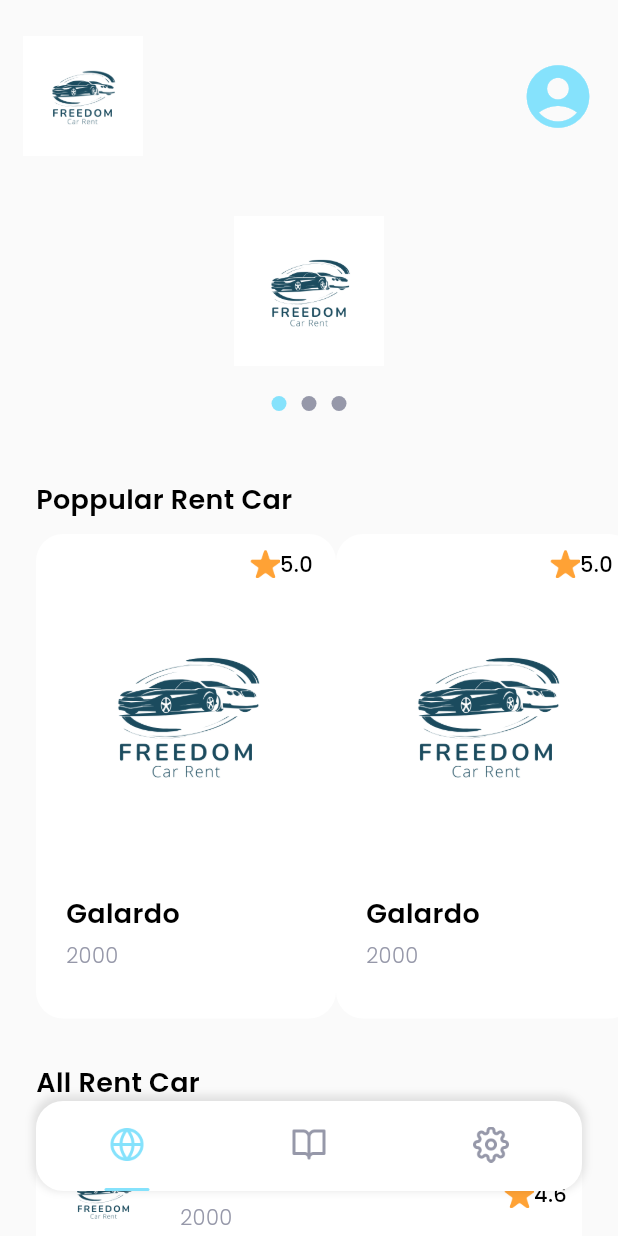
After one commit to dimasnoufal/Freedom-Rent-Car, a Flutter app: the MainPage screen opened by its route, on a phone screen of 412 x 824 dp. The commit adds this screen. Run offline on Flutter 3.47's test engine with Material 3 defaults, Android fonts, the phone set to English and light mode, and no system bars; drawn by our look-alikes of carousel_slider; our stand-ins replace google_fonts, shared_preferences; accounts and stored records are empty.

Commit message:
Add some feature

```diff
--- a/lib/ui/pages/forget_password_page.dart
+++ b/lib/ui/pages/forget_password_page.dart
@@ -76,6 +76,12 @@ class ForgetPasswordPage extends StatelessWidget {
               text: 'Perbarui Password',
               onPressed: () {
                 Navigator.pushNamed(context, '/login');
+                ScaffoldMessenger.of(context).showSnackBar(
+                  SnackBar(
+                    content: Text('Forget Password Berhasil'),
+                    behavior: SnackBarBehavior.floating,
+                  ),
+                );
               },
             ),
           ],
--- /dev/null
+++ b/lib/ui/pages/home_page.dart
@@ -0,0 +1,273 @@
+import 'package:carousel_slider/carousel_slider.dart';
+import 'package:flutter/material.dart';
+import 'package:freedom_rent_car_app/ui/widgets/rent_car_card.dart';
+import 'package:freedom_rent_car_app/ui/widgets/rent_car_tile.dart';
+import '../../shared/theme.dart';
+
+class HomePage extends StatefulWidget {
+  const HomePage({super.key});
+
+  @override
+  State<HomePage> createState() => _HomePageState();
+}
+
+class _HomePageState extends State<HomePage> {
+  int currentIndex = 0;
+  CarouselSliderController carouselController = CarouselSliderController();
+
+  @override
+  Widget build(BuildContext context) {
+    Widget HeaderImageAndProfile() {
+      return Container(
+        width: double.infinity,
+        margin: EdgeInsets.symmetric(
+          horizontal: 15,
+          vertical: defaultMargin,
+        ),
+        child: Row(
+          mainAxisAlignment: MainAxisAlignment.spaceBetween,
+          children: [
+            Container(
+              width: 80,
+              height: 80,
+              decoration: BoxDecoration(
+                image: const DecorationImage(
+                  image: AssetImage('assets/logo_no_bg.png'),
+                ),
+              ),
+            ),
+            Container(
+              child: Icon(
+                Icons.account_circle,
+                color: kPrimaryColor,
+                size: 50,
+              ),
+            )
+          ],
+        ),
+      );
+    }
+
+    Widget ImageSlider() {
+      Widget IndicatorOnboarding(index) {
+        return GestureDetector(
+          onTap: () {
+            carouselController
+                .animateToPage(index); // Pindah ke halaman carousel yang sesuai
+          },
+          child: Container(
+            margin: EdgeInsets.symmetric(
+              horizontal: 5,
+            ),
+            width: 10,
+            height: 10,
+            decoration: BoxDecoration(
+              shape: BoxShape.circle,
+              color: currentIndex == index ? kPrimaryColor : kGreyColor,
+            ),
+          ),
+        );
+      }
+
+      return Container(
+        width: double.infinity,
+        margin: EdgeInsets.symmetric(
+          vertical: 16,
+          horizontal: defaultMargin,
+        ),
+        child: Column(
+          children: [
+            CarouselSlider(
+              items: [
+                Image.asset(
+                  'assets/logo_no_bg.png',
+                  height: 100,
+                ),
+                Image.asset(
+                  'assets/logo_no_bg.png',
+                  height: 100,
+                ),
+                Image.asset(
+                  'assets/logo_no_bg.png',
+                  height: 100,
+                ),
+              ],
+              options: CarouselOptions(
+                height: 100,
+                autoPlay: true,
+                enableInfiniteScroll: true,
+                reverse: false,
+                viewportFraction: 1,
+                onPageChanged: (index, reason) {
+                  setState(() {
+                    currentIndex = index;
+                  });
+                },
+              ),
+              carouselController: carouselController,
+            ),
+            Container(
+              margin: EdgeInsets.only(top: 20),
+              child: Row(
+                mainAxisAlignment: MainAxisAlignment.center,
+                children: [
+                  IndicatorOnboarding(0),
+                  IndicatorOnboarding(1),
+                  IndicatorOnboarding(2),
+                ],
+              ),
+            ),
+          ],
+        ),
+      );
+    }
+
+    Widget ListCarRentBest() {
+      return Container(
+        margin: EdgeInsets.only(top: 30),
+        child: Container(
+          margin: EdgeInsets.only(
+            left: defaultMargin,
+          ),
+          child: Column(
+            crossAxisAlignment: CrossAxisAlignment.start,
+            children: [
+              Text(
+                'Poppular Rent Car',
+                style: blackTextStyle.copyWith(
+                  fontSize: 18,
+                  fontWeight: semiBold,
+                ),
+              ),
+              SingleChildScrollView(
+                scrollDirection: Axis.horizontal,
+                child: Row(
+                  children: [
+                    RentCarCard(
+                      name: 'Galardo',
+                      year: '2000',
+                      imageUrl: 'assets/logo_no_bg.png',
+                      rating: 5.0,
+                      onTap: () {},
+                    ),
+                    RentCarCard(
+                      name: 'Galardo',
+                      year: '2000',
+                      imageUrl: 'assets/logo_no_bg.png',
+                      rating: 5.0,
+                      onTap: () {},
+                    ),
+                    RentCarCard(
+                      name: 'Galardo',
+                      year: '2000',
+                      imageUrl: 'assets/logo_no_bg.png',
+                      rating: 5.0,
+                      onTap: () {},
+                    ),
+                  ],
+                ),
+              ),
+            ],
+          ),
+        ),
+      );
+    }
+
+    Widget ListCarRentAll() {
+      return Container(
+        margin: EdgeInsets.only(
+          top: 30,
+          left: defaultMargin,
+          right: defaultMargin,
+          bottom: 100,
+        ),
+        child: Column(
+          crossAxisAlignment: CrossAxisAlignment.start,
+          children: [
+            Text(
+              'All Rent Car',
+              style: blackTextStyle.copyWith(
+                fontSize: 18,
+                fontWeight: semiBold,
+              ),
+            ),
+            RentCarTile(
+              name: 'Avanza',
+              year: '2000',
+              imageUrl: 'assets/logo_no_bg.png',
+              rating: 4.6,
+              onTap: () {},
+            ),
+            RentCarTile(
+              name: 'Avanza',
+              year: '2000',
+              imageUrl: 'assets/logo_no_bg.png',
+              rating: 4.6,
+              onTap: () {},
+            ),
+            RentCarTile(
+              name: 'Avanza',
+              year: '2000',
+              imageUrl: 'assets/logo_no_bg.png',
+              rating: 4.6,
+              onTap: () {},
+            ),
+            RentCarTile(
+              name: 'Avanza',
+              year: '2000',
+              imageUrl: 'assets/logo_no_bg.png',
+              rating: 4.6,
+              onTap: () {},
+            ),
+            RentCarTile(
+              name: 'Avanza',
+              year: '2000',
+              imageUrl: 'assets/logo_no_bg.png',
+              rating: 4.6,
+              onTap: () {},
+            ),
+          ],
+        ),
+      );
+    }
+
+    return Scaffold(
+        backgroundColor: kBackgroundColor,
+        body: SafeArea(
+            child: ListView(
+          children: [
+            HeaderImageAndProfile(),
+            ImageSlider(),
+            ListCarRentBest(),
+            ListCarRentAll(),
+            Container(
+              width: double.infinity,
+              margin: EdgeInsets.fromLTRB(defaultMargin, 0, defaultMargin, 120),
+              child: TextButton(
+                style: TextButton.styleFrom(
+                  backgroundColor: kPrimaryColor,
+                  shape: RoundedRectangleBorder(
+                    borderRadius: BorderRadius.circular(12),
+                  ),
+                ),
+                onPressed: () {
+                  Navigator.pushNamed(context, '/login');
+                  ScaffoldMessenger.of(context).showSnackBar(
+                    SnackBar(
+                      content: Text('Logout Berhasil'),
+                      behavior: SnackBarBehavior.floating,
+                    ),
+                  );
+                },
+                child: Text(
+                  'Logout',
+                  style: whiteTextStyle.copyWith(
+                    fontSize: 16,
+                  ),
+                ),
+              ),
+            ),
+          ],
+        )));
+  }
+}
--- a/lib/ui/pages/login_page.dart
+++ b/lib/ui/pages/login_page.dart
@@ -109,6 +109,12 @@ class _LoginPageState extends State<LoginPage> {
               text: 'Login',
               onPressed: () {
                 Navigator.pushNamed(context, '/main');
+                ScaffoldMessenger.of(context).showSnackBar(
+                  SnackBar(
+                    content: Text('Login Berhasil'),
+                    behavior: SnackBarBehavior.floating,
+                  ),
+                );
               },
               widht: double.infinity,
             ),
--- a/lib/ui/pages/main_page.dart
+++ b/lib/ui/pages/main_page.dart
@@ -1,4 +1,6 @@
 import 'package:flutter/material.dart';
+import 'package:freedom_rent_car_app/ui/pages/home_page.dart';
+import 'package:freedom_rent_car_app/ui/widgets/custom_bottom_navigation_item.dart';
 import '../../shared/theme.dart';
 
 class MainPage extends StatelessWidget {
@@ -6,21 +8,53 @@ class MainPage extends StatelessWidget {
 
   @override
   Widget build(BuildContext context) {
+    Widget BuildContent() {
+      return HomePage();
+    }
+
+    Widget CustomBottomNavigation() {
+      return Align(
+        alignment: Alignment.bottomCenter,
+        child: Container(
+          width: double.infinity,
+          height: 60,
+          margin: EdgeInsets.only(
+              bottom: 30, left: defaultMargin, right: defaultMargin),
+          decoration: BoxDecoration(
+            color: kWhiteColor,
+            borderRadius: BorderRadius.circular(18),
+            boxShadow: [
+              BoxShadow(
+                color: kBlackColor.withOpacity(0.1),
+                blurRadius: 4,
+                spreadRadius: 2,
+                offset: Offset(0, -2),
+              ),
+            ],
+          ),
+          child: Row(
+            mainAxisAlignment: MainAxisAlignment.spaceAround,
+            children: [
+              CustomBottomNavigationItem(
+                imageUrl: 'assets/icon_home.png',
+                isSelected: true,
+              ),
+              CustomBottomNavigationItem(imageUrl: 'assets/icon_booking.png'),
+              CustomBottomNavigationItem(imageUrl: 'assets/icon_setting.png'),
+            ],
+          ),
+        ),
+      );
+    }
+
     return Scaffold(
       backgroundColor: kBackgroundColor,
       body: SafeArea(
-        child: Center(
-          child: Column(
-            mainAxisAlignment: MainAxisAlignment.center,
-            children: [
-              TextButton(
-                onPressed: () {
-                  Navigator.pushNamed(context, '/login');
-                },
-                child: const Text('Logout'),
-              ),
-            ],
-          ),
+        child: Stack(
+          children: [
+            BuildContent(),
+            CustomBottomNavigation(),
+          ],
         ),
       ),
     );
--- a/lib/ui/pages/register_page.dart
+++ b/lib/ui/pages/register_page.dart
@@ -181,6 +181,12 @@ class _RegisterPageState extends State<RegisterPage> {
               text: 'Daftar Sekarang',
               onPressed: () {
                 Navigator.pushNamed(context, '/login');
+                ScaffoldMessenger.of(context).showSnackBar(
+                  SnackBar(
+                    content: Text('Register Berhasil'),
+                    behavior: SnackBarBehavior.floating,
+                  ),
+                );
               },
             ),
           ],
--- /dev/null
+++ b/lib/ui/widgets/custom_bottom_navigation_item.dart
@@ -0,0 +1,31 @@
+import 'package:flutter/material.dart';
+import '../../shared/theme.dart';
+
+class CustomBottomNavigationItem extends StatelessWidget {
+  final String imageUrl;
+  final bool isSelected;
+  const CustomBottomNavigationItem(
+      {super.key, required this.imageUrl, this.isSelected = false});
+
+  @override
+  Widget build(BuildContext context) {
+    return Column(
+      mainAxisAlignment: MainAxisAlignment.spaceBetween,
+      children: [
+        SizedBox(),
+        Image.asset(
+          imageUrl,
+          width: 24,
+        ),
+        Container(
+          width: 30,
+          height: 2,
+          decoration: BoxDecoration(
+            color: isSelected ? kPrimaryColor : kTransparentColor,
+            borderRadius: BorderRadius.circular(18),
+          ),
+        )
+      ],
+    );
+  }
+}
--- /dev/null
+++ b/lib/ui/widgets/rent_car_card.dart
@@ -0,0 +1,110 @@
+import 'package:flutter/material.dart';
+import '../../shared/theme.dart';
+
+class RentCarCard extends StatelessWidget {
+  final String name;
+  final String year;
+  final String imageUrl;
+  final double rating;
+  final Function() onTap;
+  const RentCarCard({
+    super.key,
+    required this.name,
+    required this.year,
+    required this.imageUrl,
+    this.rating = 0.0,
+    required this.onTap,
+  });
+
+  @override
+  Widget build(BuildContext context) {
+    return GestureDetector(
+      onTap: onTap,
+      child: Container(
+        width: 200,
+        height: 323,
+        margin: EdgeInsets.only(top: 10),
+        padding: EdgeInsets.all(10),
+        decoration: BoxDecoration(
+          color: kWhiteColor,
+          borderRadius: BorderRadius.circular(18),
+        ),
+        child: Column(
+          crossAxisAlignment: CrossAxisAlignment.start,
+          children: [
+            Container(
+              width: 180,
+              height: 220,
+              margin: EdgeInsets.only(bottom: 10),
+              decoration: BoxDecoration(
+                borderRadius: BorderRadius.circular(18),
+                image: DecorationImage(
+                  image: AssetImage(imageUrl),
+                ),
+              ),
+              child: Align(
+                alignment: Alignment.topRight,
+                child: Container(
+                  width: 55,
+                  height: 30,
+                  decoration: BoxDecoration(
+                    color: kWhiteColor,
+                    borderRadius:
+                        BorderRadius.only(bottomLeft: Radius.circular(18)),
+                  ),
+                  child: Row(
+                    mainAxisAlignment: MainAxisAlignment.center,
+                    crossAxisAlignment: CrossAxisAlignment.start,
+                    children: [
+                      Container(
+                        width: 20,
+                        height: 20,
+                        margin: EdgeInsets.only(left: 2),
+                        decoration: BoxDecoration(
+                          image: DecorationImage(
+                            image: AssetImage('assets/icon_star.png'),
+                          ),
+                        ),
+                      ),
+                      Text(
+                        rating.toString(),
+                        style: blackTextStyle.copyWith(
+                          fontWeight: medium,
+                        ),
+                      ),
+                    ],
+                  ),
+                ),
+              ),
+            ),
+            Container(
+              margin: EdgeInsets.only(left: 10),
+              child: Column(
+                crossAxisAlignment: CrossAxisAlignment.start,
+                children: [
+                  Text(
+                    name,
+                    style: blackTextStyle.copyWith(
+                      fontSize: 18,
+                      fontWeight: semiBold,
+                    ),
+                  ),
+                  SizedBox(
+                    height: 5,
+                  ),
+                  Text(
+                    year,
+                    style: greyTextStyle.copyWith(
+                      fontSize: 14,
+                      fontWeight: light,
+                    ),
+                  ),
+                ],
+              ),
+            ),
+          ],
+        ),
+      ),
+    );
+  }
+}
--- /dev/null
+++ b/lib/ui/widgets/rent_car_tile.dart
@@ -0,0 +1,94 @@
+import 'package:flutter/material.dart';
+import '../../shared/theme.dart';
+
+class RentCarTile extends StatelessWidget {
+  final String name;
+  final String year;
+  final String imageUrl;
+  final double rating;
+  final Function() onTap;
+  const RentCarTile({
+    super.key,
+    required this.name,
+    required this.year,
+    required this.imageUrl,
+    this.rating = 0.0,
+    required this.onTap,
+  });
+
+  @override
+  Widget build(BuildContext context) {
+    return GestureDetector(
+      onTap: onTap,
+      child: Container(
+        margin: EdgeInsets.only(top: 16),
+        padding: EdgeInsets.all(10),
+        decoration: BoxDecoration(
+          color: kWhiteColor,
+          borderRadius: BorderRadius.circular(18),
+        ),
+        child: Row(
+          children: [
+            Container(
+              width: 70,
+              height: 70,
+              margin: EdgeInsets.only(right: 16),
+              decoration: BoxDecoration(
+                borderRadius: BorderRadius.circular(18),
+                image: DecorationImage(
+                  fit: BoxFit.cover,
+                  image: AssetImage(imageUrl),
+                ),
+              ),
+            ),
+            Expanded(
+              child: Column(
+                crossAxisAlignment: CrossAxisAlignment.start,
+                children: [
+                  Text(
+                    name,
+                    style: blackTextStyle.copyWith(
+                      fontSize: 18,
+                      fontWeight: medium,
+                    ),
+                  ),
+                  SizedBox(
+                    height: 5,
+                  ),
+                  Text(
+                    year,
+                    style: greyTextStyle.copyWith(
+                      fontWeight: light,
+                    ),
+                  ),
+                ],
+              ),
+            ),
+            Row(
+              mainAxisAlignment: MainAxisAlignment.center,
+              crossAxisAlignment: CrossAxisAlignment.start,
+              children: [
+                Container(
+                  width: 20,
+                  height: 20,
+                  margin: EdgeInsets.only(left: 2),
+                  decoration: BoxDecoration(
+                    image: DecorationImage(
+                      image: AssetImage('assets/icon_star.png'),
+                    ),
+                  ),
+                ),
+                Text(
+                  rating.toString(),
+                  style: blackTextStyle.copyWith(
+                    fontWeight: medium,
+                  ),
+                ),
+              ],
+            ),
+          ],
+        ),
+      ),
+    );
+  }
+}
```
Also changed, not shown: assets/icon_booking.png (added), assets/icon_home.png (added), assets/icon_setting.png (added), assets/icon_star.png (added).
